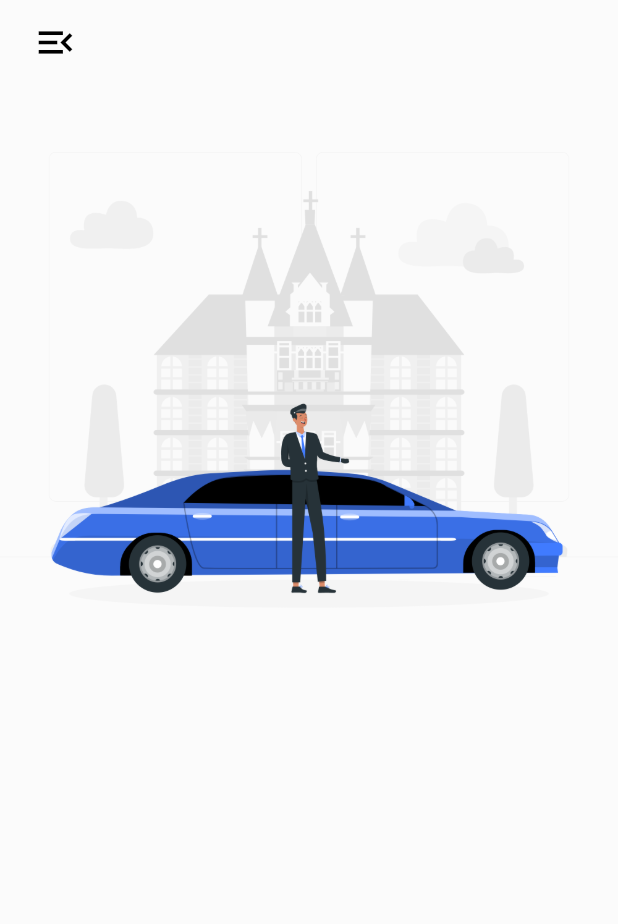
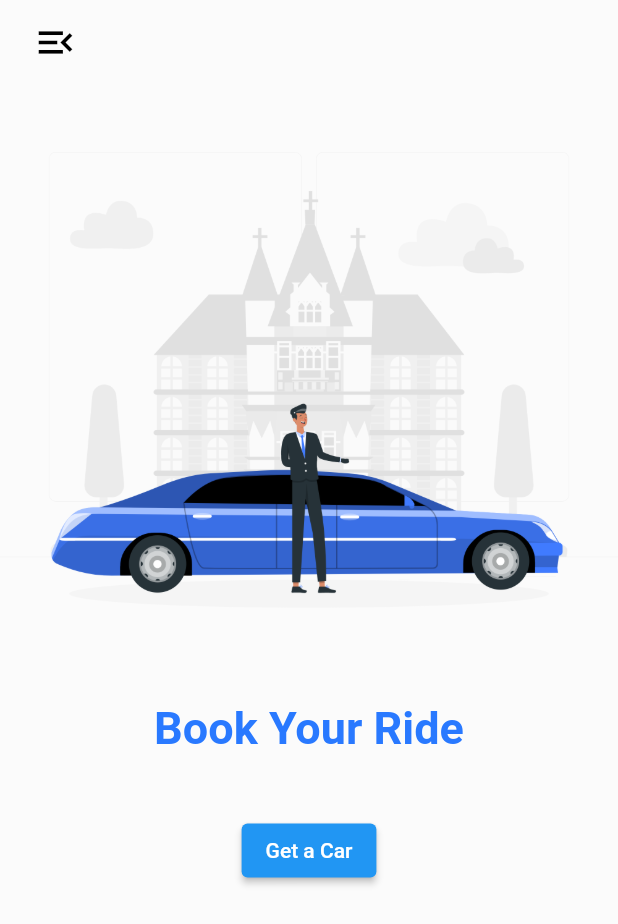
Before and after one commit to najmulmyself/Practice_App, a Flutter app: the screen it shows after launch, on a phone screen of 412 x 824 dp. Shown: the top 924 px of the screen. Run offline on Flutter 3.47's test engine with Material 2 defaults, Android fonts, the phone set to English and light mode, and no system bars.

Commit message:
button added

```diff
--- a/splash_screen/lib/main.dart
+++ b/splash_screen/lib/main.dart
@@ -29,7 +29,21 @@ class MyApp extends StatelessWidget {
             children: [
               Container(
                 child: Image.asset("assets/images/cars.png"),
-              )
+              ),
+              Text(
+                "Book Your Ride",
+                style: TextStyle(
+                    fontSize: 30,
+                    fontWeight: FontWeight.bold,
+                    color: Colors.blueAccent.shade400),
+              ),
+              const SizedBox(
+                height: 40,
+              ),
+              ElevatedButton(
+                onPressed: () {},
+                child: Text("Get a Car"),
+              ),
             ],
           ),
         ),
```
